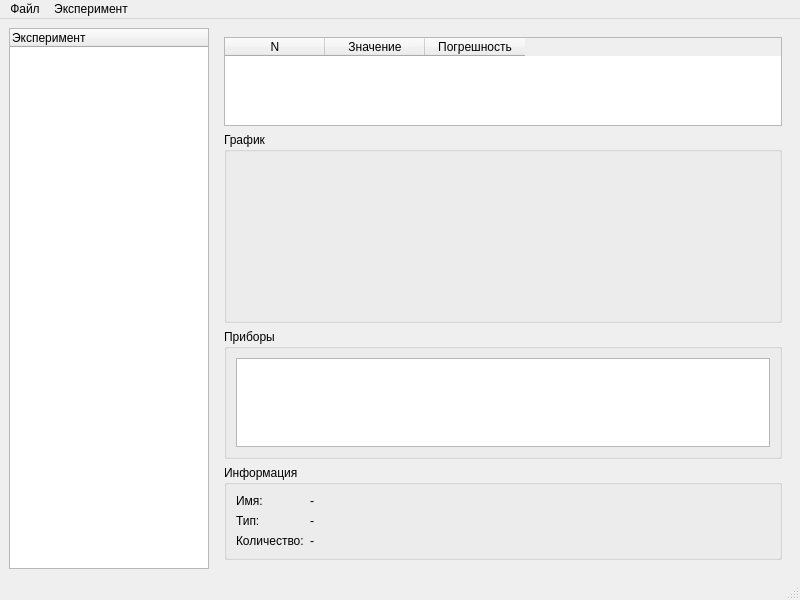
Before: the Qt Designer form mainwindow.ui in Kirikus/Experiments-2026S-Python, drawn with Qt 5.
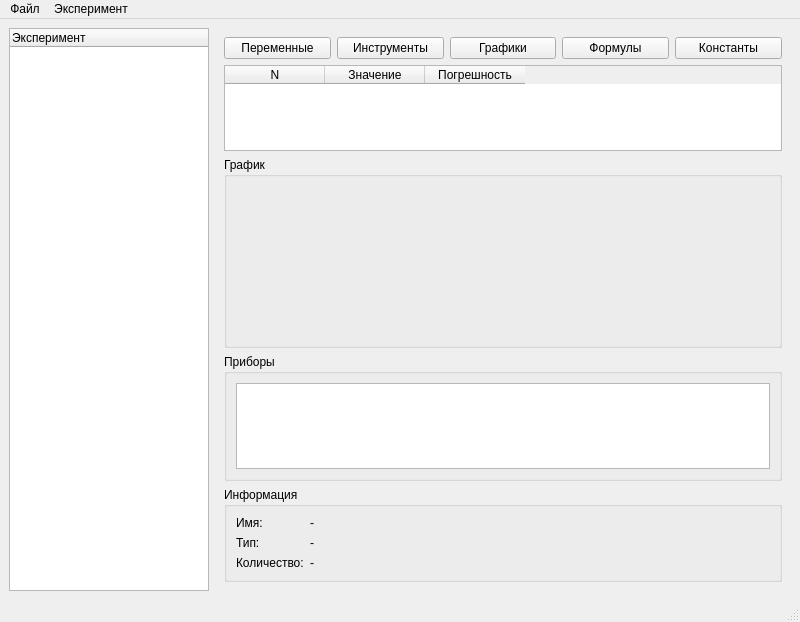
After: the same form once the commit is applied. Custom widgets are drawn as their Qt base class.

Commit message: Сделал 5 кнопок сверху формата ui

The edit to the form file:
```diff
--- a/mainwindow.ui
+++ b/mainwindow.ui
@@ -7,7 +7,7 @@
     <x>0</x>
     <y>0</y>
     <width>800</width>
-    <height>600</height>
+    <height>622</height>
    </rect>
   </property>
   <property name="windowTitle">
@@ -33,6 +33,45 @@
     <item>
      <widget class="QWidget" name="rightPanel" native="true">
       <layout class="QVBoxLayout" name="verticalLayoutRight">
+       <item>
+        <layout class="QHBoxLayout" name="nav_layout">
+         <item>
+          <widget class="QPushButton" name="btnPageValues">
+           <property name="text">
+            <string>Переменные</string>
+           </property>
+          </widget>
+         </item>
+         <item>
+          <widget class="QPushButton" name="btnPageInstruments">
+           <property name="text">
+            <string>Инструменты</string>
+           </property>
+          </widget>
+         </item>
+         <item>
+          <widget class="QPushButton" name="btnPageGraph">
+           <property name="text">
+            <string>Графики</string>
+           </property>
+          </widget>
+         </item>
+         <item>
+          <widget class="QPushButton" name="btnPageFormulas">
+           <property name="text">
+            <string>Формулы</string>
+           </property>
+          </widget>
+         </item>
+         <item>
+          <widget class="QPushButton" name="btnPageConstants">
+           <property name="text">
+            <string>Константы</string>
+           </property>
+          </widget>
+         </item>
+        </layout>
+       </item>
        <item>
         <widget class="QTableWidget" name="tableValues">
          <property name="alternatingRowColors">
```
Left out of the diff: 2 changed lines with no effect on the pictures. The commit also changes 1 other file.
